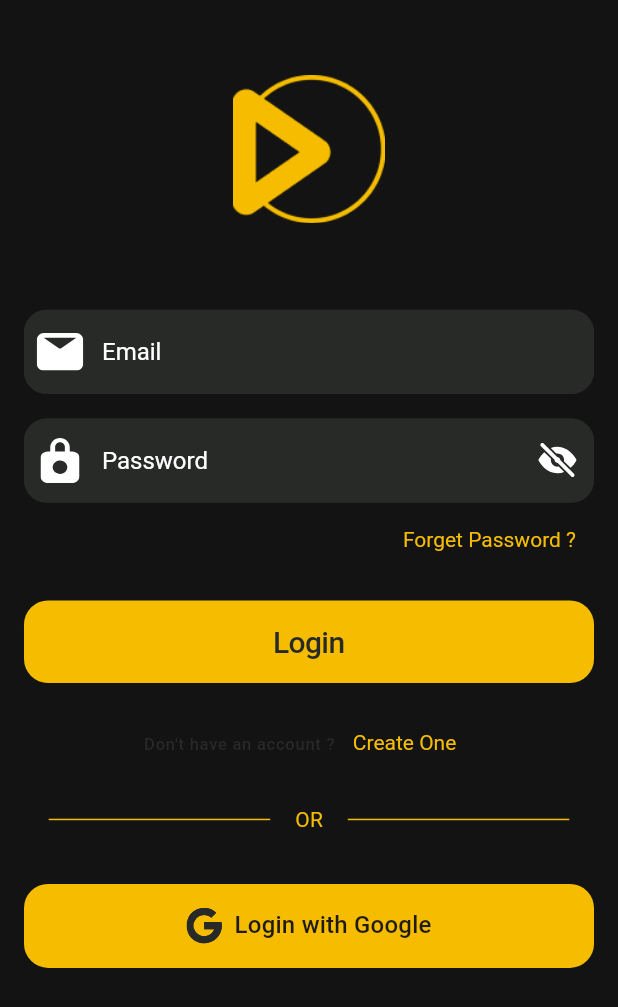
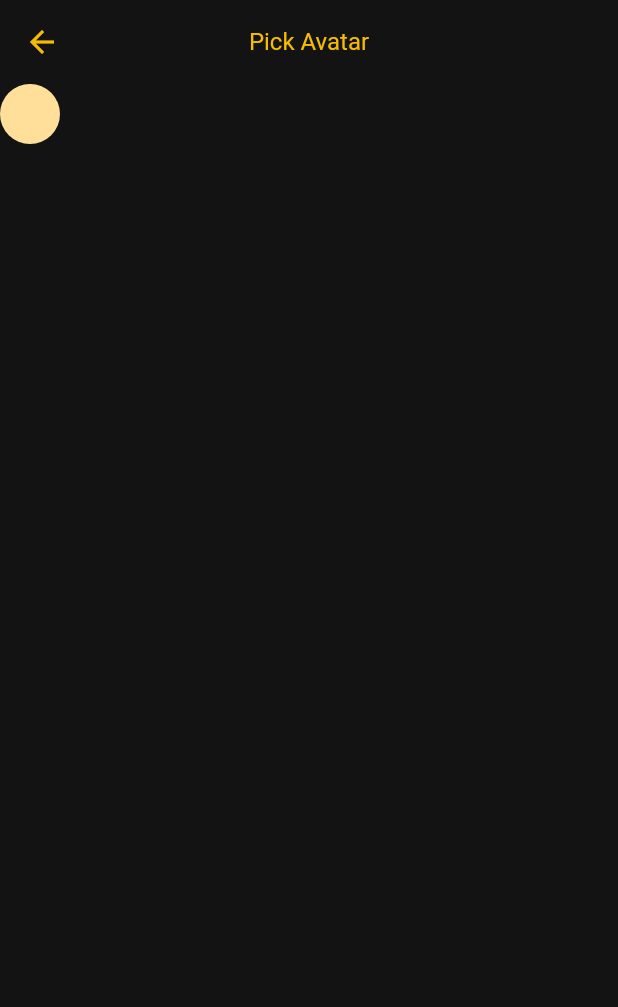
Before and after one commit to alaahamamo7-lang/movies, a Flutter app: the screen it shows after launch, on a phone screen of 412 x 824 dp. Shown: the top 1007 px of the screen. Run offline on Flutter 3.47's test engine with Material 3 defaults, Android fonts, the phone set to English and light mode, and no system bars; our stand-ins replace flutter_svg.

Commit message:
Adding AppBar for updateProfile

```diff
--- a/lib/core/constants/app_text.dart
+++ b/lib/core/constants/app_text.dart
@@ -3,4 +3,5 @@ abstract final class AppText {
   static const String password = "Password";
   static const String forgetPassword = "Forget Password ?";
   static const String noAccount = "Don't have an account ?";
+  static const String pickAvatar = "Pick Avatar";
 }
--- /dev/null
+++ b/lib/features/update_profile/ui/update_profile.dart
@@ -0,0 +1,24 @@
+import 'package:flutter/material.dart';
+import 'package:movies/core/constants/app_text.dart';
+
+class UpdateProfileScreen extends StatelessWidget {
+  static const String routeName = "/updateProfile";
+
+  @override
+  Widget build(BuildContext context) {
+    ThemeData theme = Theme.of(context);
+    return Scaffold(
+      appBar: AppBar(
+        leading: Icon(Icons.arrow_back, color: theme.colorScheme.primary),
+        title: Text(
+          AppText.pickAvatar,
+          style: theme.textTheme.displayMedium!.copyWith(
+            color: theme.colorScheme.primary,
+          ),
+        ),
+        centerTitle: true,
+      ),
+      body: Column(children: [CircleAvatar()]),
+    );
+  }
+}
--- a/lib/main.dart
+++ b/lib/main.dart
@@ -1,6 +1,7 @@
 import 'package:flutter/material.dart';
 import 'package:movies/core/constants/app_theme.dart';
 import 'package:movies/features/auth/ui/screens/login_screen.dart';
+import 'package:movies/features/update_profile/ui/update_profile.dart';
 
 void main() {
   runApp(Movies());
@@ -13,8 +14,11 @@ class Movies extends StatelessWidget {
       debugShowCheckedModeBanner: false,
       theme: AppTheme.lightTheme,
       themeMode: ThemeMode.light,
-      routes: {LoginScreen.routeName: (context) => LoginScreen()},
-      initialRoute: LoginScreen.routeName,
+      routes: {
+        LoginScreen.routeName: (context) => LoginScreen(),
+        UpdateProfileScreen.routeName: (context) => UpdateProfileScreen(),
+      },
+      initialRoute: UpdateProfileScreen.routeName,
     );
   }
 }
```
